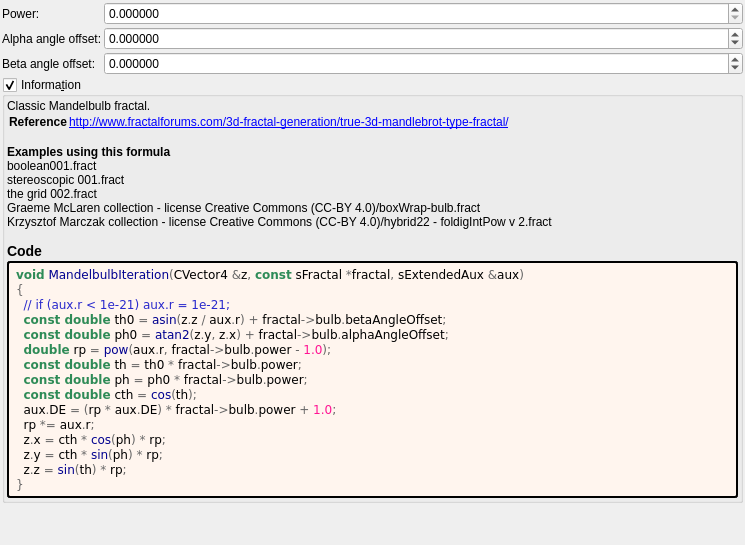
Before: the Qt Designer form mandelbulber2/formula/ui/mandelbulb.ui in buddhi1980/mandelbulber2, drawn with Qt 5.
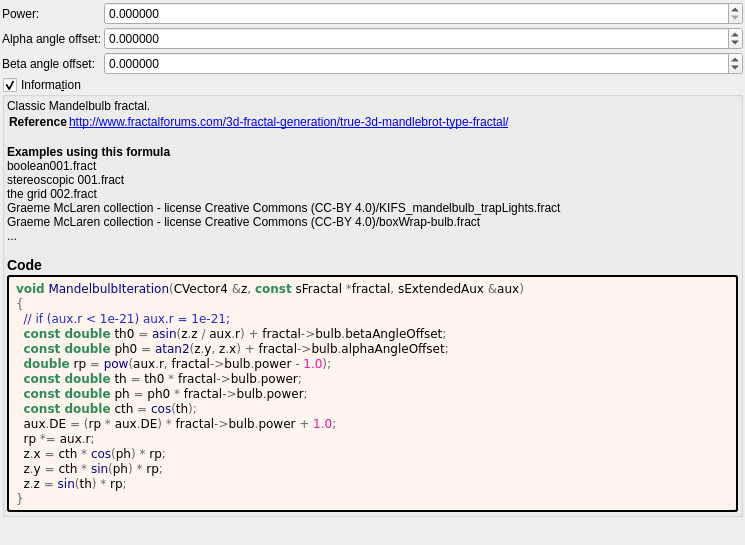
After: the same form once the commit is applied. Custom widgets are drawn as their Qt base class.

Diff of the .ui file:
```diff
--- a/mandelbulber2/formula/ui/mandelbulb.ui
+++ b/mandelbulber2/formula/ui/mandelbulb.ui
@@ -175,7 +175,7 @@
 &lt;tr&gt;&lt;th&gt;Reference&lt;/th&gt;&lt;td&gt;&lt;a href=&quot;http://www.fractalforums.com/3d-fractal-generation/true-3d-mandlebrot-type-fractal/&quot;&gt;http://www.fractalforums.com/3d-fractal-generation/true-3d-mandlebrot-type-fractal/&lt;br&gt;
 &lt;/td&gt;&lt;/tr&gt;
 &lt;/table&gt;
-&lt;br&gt;&lt;b&gt;Examples using this formula&lt;/b&gt;&lt;br&gt;boolean001.fract&lt;br&gt;stereoscopic 001.fract&lt;br&gt;the grid 002.fract&lt;br&gt;Graeme McLaren  collection - license Creative Commons  (CC-BY 4.0)/boxWrap-bulb.fract&lt;br&gt;Krzysztof Marczak collection - license Creative Commons (CC-BY 4.0)/hybrid22 - foldigIntPow v 2.fract&lt;h3&gt;Code&lt;/h3&gt;</string>
+&lt;br&gt;&lt;b&gt;Examples using this formula&lt;/b&gt;&lt;br&gt;boolean001.fract&lt;br&gt;stereoscopic 001.fract&lt;br&gt;the grid 002.fract&lt;br&gt;Graeme McLaren  collection - license Creative Commons  (CC-BY 4.0)/KIFS_mandelbulb_trapLights.fract&lt;br&gt;Graeme McLaren  collection - license Creative Commons  (CC-BY 4.0)/boxWrap-bulb.fract&lt;br&gt;...&lt;h3&gt;Code&lt;/h3&gt;</string>
         </property>
         <property name="wordWrap">
          <bool>true</bool>
```
